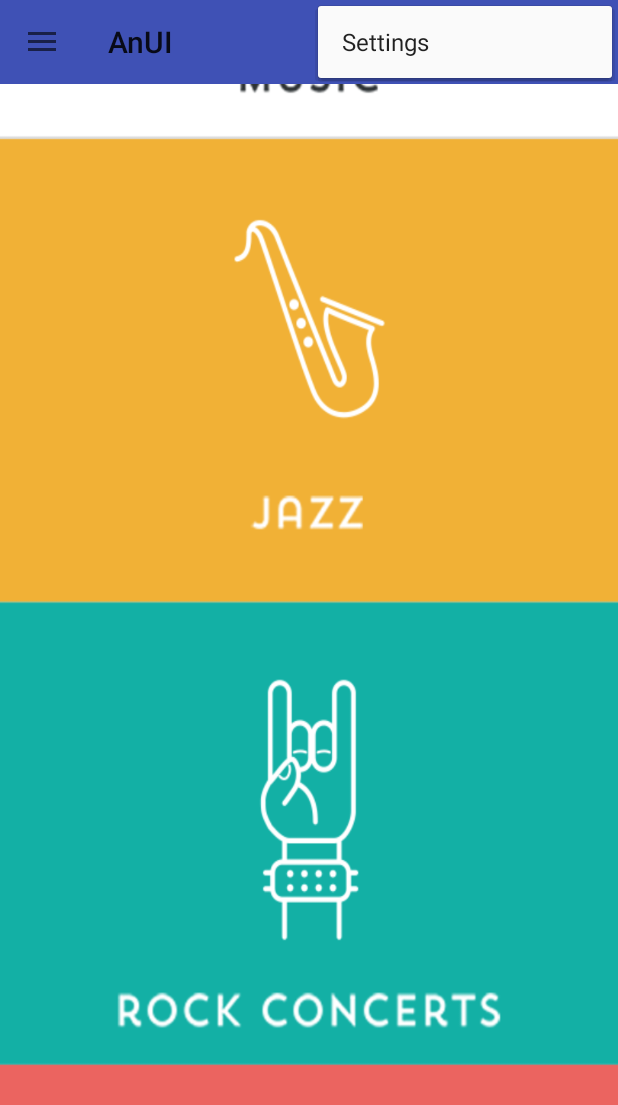
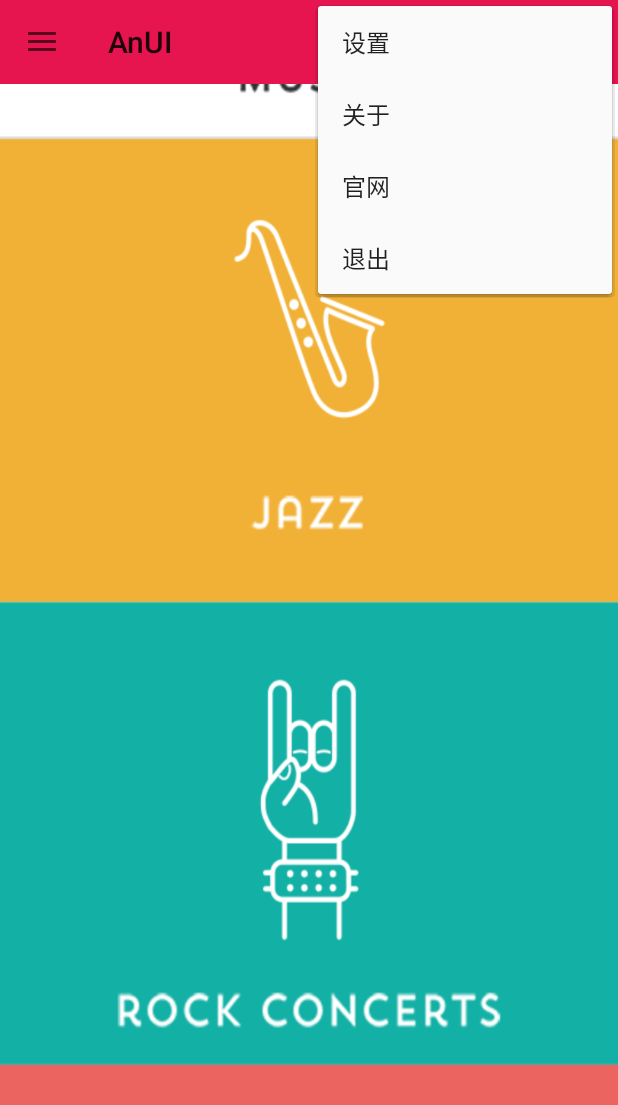
Before and after one commit to anapk/AnUI, an Android app: the SliderActivity screen opened directly, with no data from a screen before it, with the options menu open, on a phone screen of 412 x 824 dp. Shown: the top 1105 px of the screen. Run offline under Robolectric (Android 15) with nearby library versions, the phone set to English and light mode, and no system bars.

Commit message:
修改颜色
修改颜色、主题

```diff
--- a/app/src/main/res/menu/menu_main.xml
+++ b/app/src/main/res/menu/menu_main.xml
@@ -7,4 +7,19 @@
         android:title="@string/action_settings"
         android:orderInCategory="100"
         app:showAsAction="never"/>
+    <item
+        android:id="@+id/action_about"
+        android:title="@string/action_about"
+        android:orderInCategory="100"
+        app:showAsAction="never"/>
+    <item
+        android:id="@+id/action_site"
+        android:title="@string/action_site"
+        android:orderInCategory="100"
+        app:showAsAction="never"/>
+    <item
+        android:id="@+id/action_exit"
+        android:title="@string/action_exit"
+        android:orderInCategory="100"
+        app:showAsAction="never"/>
 </menu>
--- a/app/src/main/res/values/colors.xml
+++ b/app/src/main/res/values/colors.xml
@@ -1,6 +1,6 @@
 <?xml version="1.0" encoding="utf-8"?>
 <resources>
-    <color name="colorPrimary">#3F51B5</color>
-    <color name="colorPrimaryDark">#303F9F</color>
-    <color name="colorAccent">#FF4081</color>
+    <color name="colorPrimary">#e6144f</color>
+    <color name="colorPrimaryDark">#f128dd</color>
+    <color name="colorAccent">#02b35d</color>
 </resources>
--- a/app/src/main/res/values/strings.xml
+++ b/app/src/main/res/values/strings.xml
@@ -1,8 +1,11 @@
 <resources>
     <string name="app_name">AnUI</string>
-    <string name="action_settings">Settings</string>
+    <string name="action_settings">设置</string>
+    <string name="action_about">关于</string>
+    <string name="action_site">官网</string>
+    <string name="action_exit">退出</string>
     <string name="edit_message">请输入内容</string>
     <string name="button_send">完成</string>
-    <string name="drawer_open">Open</string>
-    <string name="drawer_close">Close</string>
+    <string name="drawer_open">开</string>
+    <string name="drawer_close">关闭</string>
 </resources>
```
Also changed, not shown: 1 other file.
